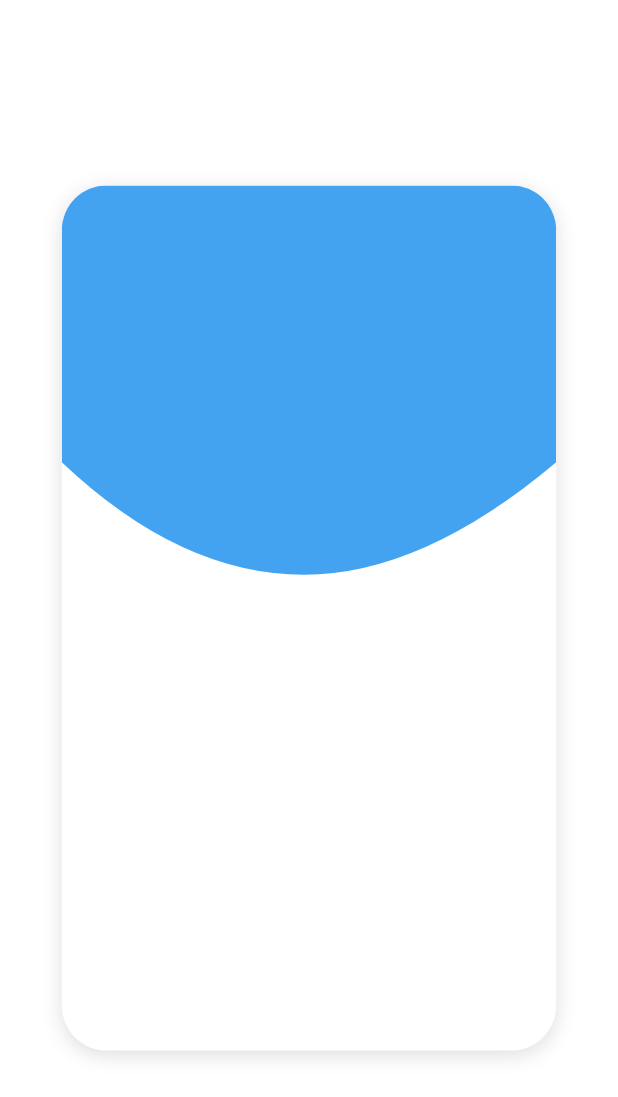
After one commit to Luisrente/Control_APP, a Flutter app: the Home screen opened by its route, on a phone screen of 412 x 824 dp. The commit adds this screen. Shown: the top 1097 px of the screen. Run offline on Flutter 3.47's test engine with Material 2 defaults, Android fonts, the phone set to English and light mode, and no system bars; our stand-ins replace connectivity_plus, flutter_secure_storage, qr_flutter, rxdart, sqflite; missing offline and left inert: encrypt, flutter_barcode_scanner; accounts and stored records are empty; network calls fail.

Commit message:
se dessarrlo los cambios en el adinistrador

```diff
--- a/APP/gob_cordoba/lib/main.dart
+++ b/APP/gob_cordoba/lib/main.dart
@@ -1,6 +1,7 @@
 import 'package:flutter/material.dart';
 import 'package:gob_cordoba/services/services.dart';
 import 'package:gob_cordoba/ui/screen/screens.dart';
+import 'package:gob_cordoba/ui/widgets/style_widget.dart';
 import 'package:provider/provider.dart';
 
 void main() => runApp( const AppState());
@@ -32,6 +33,8 @@ class MyApp extends StatelessWidget {
         'login'  : (_) =>  const LoginScreen(),
         'control'  : (_) =>  const ControlScreen(),
         'check'  : (_) =>  const  CheckAuthScreen(),
+        'q'  : (_) =>    Home(),
+
       },
       scaffoldMessengerKey: NotificationsService.messengerKey,
     );
--- a/APP/gob_cordoba/lib/services/carnet_services.dart
+++ b/APP/gob_cordoba/lib/services/carnet_services.dart
@@ -95,11 +95,10 @@ class CarnetService extends ChangeNotifier{
 
     } catch (e) {
     }
-
     if(isLoading==true)
     {
     }else{
-     final ScanModel scans= await DBProvider.db.getScanById(12);
+     final ScanModel scans= await DBProvider.db.getScanById(1);
      if(scans.tipo==null){
        print('null');
      }else{
--- a/APP/gob_cordoba/lib/ui/widgets/cart_widget.dart
+++ b/APP/gob_cordoba/lib/ui/widgets/cart_widget.dart
@@ -25,6 +25,7 @@ class CardWidget extends StatelessWidget {
     double height = MediaQuery.of(context).size.height* 0.70;
     double width = MediaQuery.of(context).size.width;
 
+
     return Padding(
       padding: const EdgeInsets.symmetric(horizontal: 20 , vertical: 30),
       child: Container(
@@ -41,7 +42,6 @@ class CardWidget extends StatelessWidget {
                 Container(
                   child: Column(
                     children: [
-
                       Padding(
                         padding: const EdgeInsets.only(top: 10, left: 25, right: 25, bottom: 10),
                         child: Row(
--- /dev/null
+++ b/APP/gob_cordoba/lib/ui/widgets/style_widget.dart
@@ -0,0 +1,137 @@
+import 'package:flutter/material.dart';
+import 'package:gob_cordoba/ui/widgets/style_fondo_widget.dart';
+
+class Home extends StatelessWidget {
+
+  @override
+  Widget build(BuildContext context) {
+    double width = MediaQuery.of(context).size.width;
+    double height = MediaQuery.of(context).size.height;
+    return Scaffold(
+      backgroundColor: Colors.white,
+      body: Center(
+        child: Container(
+          height: height * 0.7,
+          width: width * 0.8,
+          decoration: BoxDecoration(
+            borderRadius: BorderRadius.circular(30),
+            // gradient: LinearGradient(
+            //   colors: [
+            //     Color.fromARGB(255, 200, 228, 244),
+            //     Color.fromARGB(255, 255, 255, 255)
+            //   ],
+            // ),
+            boxShadow: const [
+      BoxShadow(
+        color: Colors.black12,
+        offset: Offset(0,3),
+        blurRadius: 10
+      )
+    ],
+            color: Colors.white
+          ),
+          child: ClipRRect(
+            borderRadius: BorderRadius.circular(30),
+            child: CustomPaint(
+              size: Size(width, height),
+              painter: CardCustomPainter(),
+              child: Stack(
+                children: [
+                  // Positioned(
+                  //   bottom: 10,
+                  //   left: 10,
+                  //   child: Image.asset(
+                  //     'assets/img.png',
+                  //     color: Colors.purpleAccent.withOpacity(0.3),
+                  //     width: width * 0.7,
+                  //   ),
+                  // ),
+                  // Positioned(
+                  //   bottom: 30,
+                  //   left: 20,
+                  //   child: Image.asset(
+                  //     'assets/2.png',
+                  //     width: width * 0.7,
+                  //     color: Colors.white70,
+                  //   ),
+                  // ),
+                  Column(
+                    children: [
+                      SizedBox(
+                        height: 30,
+                      ),
+                      // Center(
+                      //   child: Image.asset(
+                      //     'assets/eye.png',
+                      //     color: Colors.deepPurple[700],
+                      //     width: width * 0.4,
+                      //   ),
+                      // ),
+                      // Text(
+                      //   'Cylon Coder',
+                      //   style: TextStyle(
+                      //     color: Colors.deepPurple[700],
+                      //     fontSize: 25,
+                      //     fontWeight: FontWeight.bold,
+                      //   ),
+                      // ),
+                      SizedBox(
+                        height: 110,
+                      ),
+                      // detailWidget(
+                      //   icon: Icons.phone,
+                      //   text: '+94765555777',
+                      // ),
+                      // detailWidget(
+                      //   icon: Icons.email,
+                      //   text: 'coderofceylon@gmail.com',
+                      // ),
+                      // detailWidget(
+                      //   icon: Icons.location_on,
+                      //   text: 'Galle, Sri Lanka',
+                      // )
+                    ],
+                  )
+                ],
+              ),
+            ),
+          ),
+        ),
+      ),
+    );
+  }
+
+  // Widget detailWidget({IconData icon, String text}) {
+  //   return Padding(
+  //     padding: const EdgeInsets.symmetric(horizontal: 30),
+  //     child: Column(
+  //       children: [
+  //         Row(
+  //           children: [
+  //             Icon(
+  //               icon,
+  //               size: 30,
+  //               color: Colors.white70,
+  //             ),
+  //             SizedBox(
+  //               width: 20,
+  //             ),
+  //             Expanded(
+  //               child: Text(
+  //                 text,
+  //                 overflow: TextOverflow.ellipsis,
+  //                 style: TextStyle(
+  //                   fontSize: 20,
+  //                   fontWeight: FontWeight.bold,
+  //                   color: Colors.white70,
+  //                 ),
+  //               ),
+  //             ),
+  //           ],
+  //         ),
+  //         Divider(),
+  //       ],
+  //     ),
+  //   );
+  // }
+}
--- a/APP/gob_cordoba/pubspec.yaml
+++ b/APP/gob_cordoba/pubspec.yaml
@@ -48,6 +48,7 @@ dependencies:
   connectivity_plus: ^2.3.0
   rxdart: ^0.27.3
   shared_preferences: ^2.0.15
+  device_preview: ^1.0.0
 
 dev_dependencies:
   flutter_test:
```
Also changed, not shown: APP/gob_cordoba/lib/ui/screen/Modelo.txt (added, +8 -0 lines), APP/gob_cordoba/lib/ui/screen/control_screen.dart (+87 -23 lines), APP/gob_cordoba/lib/ui/widgets/style_fondo_widget.dart (added, +30 -0 lines), APP/gob_cordoba/pubspec.lock.
